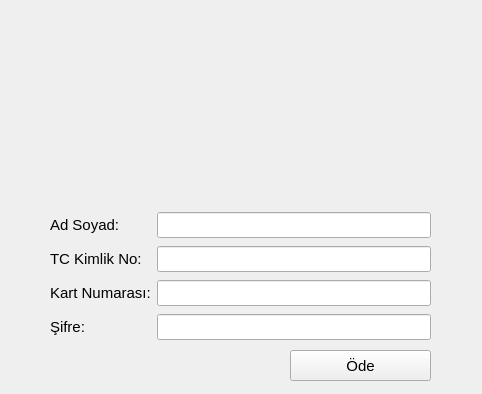
First picture: the form in odeme_UI.ui, repository the-atasoy/Global_AI_HUB_Pizza_Order_System, before the edit.
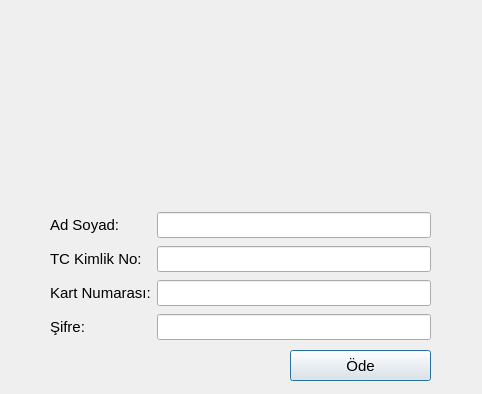
Second picture: the form after the edit. Icons and pictures are not drawn.

What changed in the file:
```diff
--- a/odeme_UI.ui
+++ b/odeme_UI.ui
@@ -47,6 +47,12 @@
     <property name="text">
      <string>Öde</string>
     </property>
+    <property name="autoDefault">
+     <bool>true</bool>
+    </property>
+    <property name="default">
+     <bool>true</bool>
+    </property>
    </widget>
    <widget class="QLabel" name="label_6">
     <property name="geometry">
```
